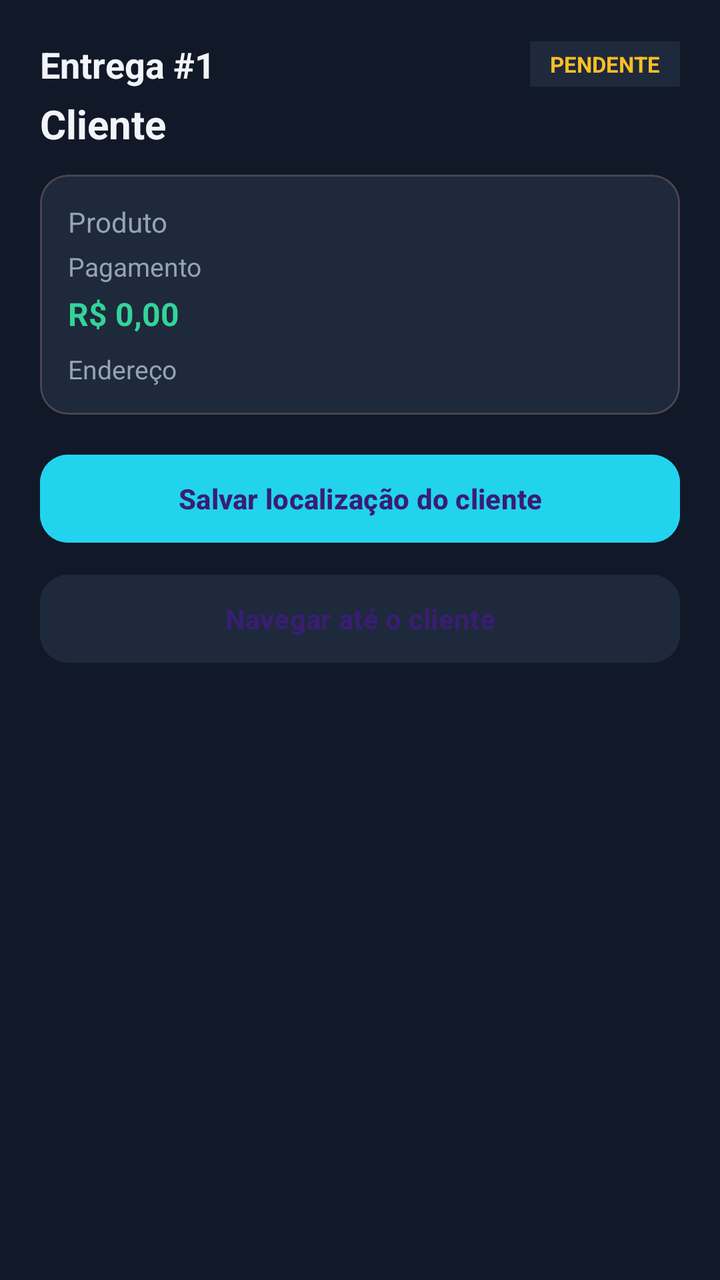
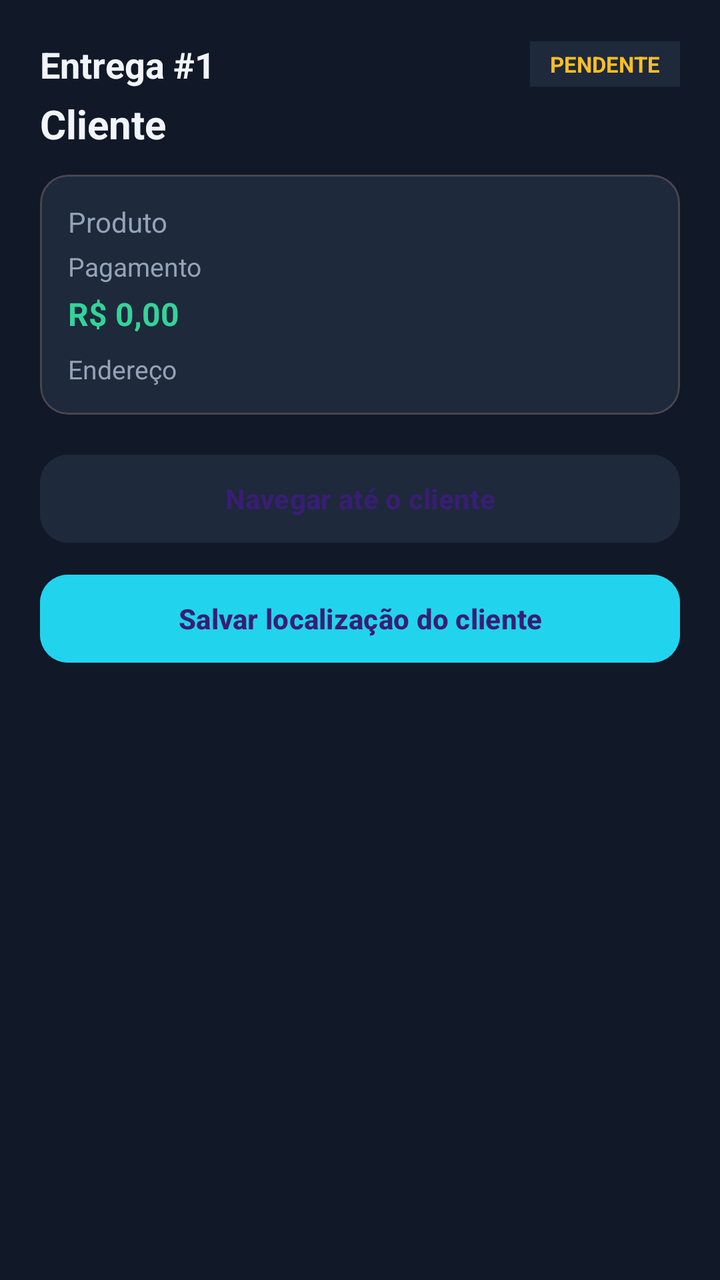

Compare the two renders of this Android layout. The source of the first and the diff that turns it into the second are given below.
<!-- AndroidManifest.xml: application theme Theme.Entregador -->
<!-- res/layout/dialog_tarefa_acoes.xml -->
<?xml version="1.0" encoding="utf-8"?>
<ScrollView xmlns:android="http://schemas.android.com/apk/res/android"
    xmlns:app="http://schemas.android.com/apk/res-auto"
    android:layout_width="match_parent"
    android:layout_height="wrap_content"
    android:background="@color/surface"
    android:fillViewport="true">

    <LinearLayout
        android:layout_width="match_parent"
        android:layout_height="wrap_content"
        android:orientation="vertical"
        android:padding="20dp">

        
        <LinearLayout
            android:layout_width="match_parent"
            android:layout_height="wrap_content"
            android:orientation="horizontal"
            android:gravity="center_vertical"
            android:layout_marginBottom="4dp">

            <TextView
                android:id="@+id/tvDialogNumero"
                android:layout_width="0dp"
                android:layout_height="wrap_content"
                android:layout_weight="1"
                android:text="Entrega #1"
                android:textColor="@color/text_primary"
                android:textSize="18sp"
                android:textStyle="bold" />

            <TextView
                android:id="@+id/tvDialogStatus"
                android:layout_width="wrap_content"
                android:layout_height="wrap_content"
                android:paddingHorizontal="10dp"
                android:paddingVertical="4dp"
                android:text="PENDENTE"
                android:textSize="11sp"
                android:textStyle="bold"
                android:textColor="@color/warning"
                android:background="@color/surface_variant" />
        </LinearLayout>

        <TextView
            android:id="@+id/tvDialogCliente"
            android:layout_width="match_parent"
            android:layout_height="wrap_content"
            android:text="Cliente"
            android:textColor="@color/text_primary"
            android:textSize="20sp"
            android:textStyle="bold"
            android:layout_marginBottom="12dp" />

        
        <com.google.android.material.card.MaterialCardView
            android:layout_width="match_parent"
            android:layout_height="wrap_content"
            app:cardBackgroundColor="@color/surface_variant"
            app:cardCornerRadius="14dp"
            app:cardElevation="0dp"
            android:layout_marginBottom="16dp">

            <LinearLayout
                android:layout_width="match_parent"
                android:layout_height="wrap_content"
                android:orientation="vertical"
                android:padding="14dp">

                <TextView
                    android:id="@+id/tvDialogProduto"
                    android:layout_width="match_parent"
                    android:layout_height="wrap_content"
                    android:text="Produto"
                    android:textColor="@color/text_secondary"
                    android:textSize="14sp" />

                <TextView
                    android:id="@+id/tvDialogPagamento"
                    android:layout_width="match_parent"
                    android:layout_height="wrap_content"
                    android:text="Pagamento"
                    android:textColor="@color/text_secondary"
                    android:textSize="13sp"
                    android:layout_marginTop="4dp" />

                <TextView
                    android:id="@+id/tvDialogValor"
                    android:layout_width="match_parent"
                    android:layout_height="wrap_content"
                    android:text="R$ 0,00"
                    android:textColor="@color/success"
                    android:textSize="16sp"
                    android:textStyle="bold"
                    android:layout_marginTop="4dp" />

                <TextView
                    android:id="@+id/tvDialogEndereco"
                    android:layout_width="match_parent"
                    android:layout_height="wrap_content"
                    android:text="Endereço"
                    android:textColor="@color/text_secondary"
                    android:textSize="13sp"
                    android:layout_marginTop="8dp" />
            </LinearLayout>
        </com.google.android.material.card.MaterialCardView>

        
        <LinearLayout
            android:layout_width="match_parent"
            android:layout_height="wrap_content"
            android:orientation="vertical">

            <com.google.android.material.button.MaterialButton
                android:id="@+id/btnAceitar"
                android:layout_width="match_parent"
                android:layout_height="52dp"
                android:text="Aceitar entrega"
                android:textStyle="bold"
                android:layout_marginBottom="8dp"
                android:visibility="gone"
                app:cornerRadius="14dp"
                android:backgroundTint="@color/success" />

            <com.google.android.material.button.MaterialButton
                android:id="@+id/btnIniciar"
                android:layout_width="match_parent"
                android:layout_height="52dp"
                android:text="Marcar em rota de entrega"
                android:textStyle="bold"
                android:layout_marginBottom="8dp"
                android:visibility="gone"
                app:cornerRadius="14dp"
                android:backgroundTint="@color/primary" />

            <com.google.android.material.button.MaterialButton
                android:id="@+id/btnConcluir"
                android:layout_width="match_parent"
                android:layout_height="52dp"
                android:text="Marcar como entregue"
                android:textStyle="bold"
                android:layout_marginBottom="8dp"
                android:visibility="gone"
                app:cornerRadius="14dp"
                android:backgroundTint="@color/success" />

            <com.google.android.material.button.MaterialButton
                android:id="@+id/btnSalvarLocal"
                android:layout_width="match_parent"
                android:layout_height="52dp"
                android:text="Salvar localização do cliente"
                android:textStyle="bold"
                android:layout_marginBottom="8dp"
                app:cornerRadius="14dp"
                android:backgroundTint="@color/accent" />

            <com.google.android.material.button.MaterialButton
                android:id="@+id/btnNavegar"
                android:layout_width="match_parent"
                android:layout_height="52dp"
                android:text="Navegar até o cliente"
                android:textStyle="bold"
                android:layout_marginBottom="8dp"
                app:cornerRadius="14dp"
                android:backgroundTint="@color/surface_variant" />

            <com.google.android.material.button.MaterialButton
                android:id="@+id/btnCancelar"
                android:layout_width="match_parent"
                android:layout_height="52dp"
                android:text="Cancelar a entrega"
                android:textStyle="bold"
                android:visibility="gone"
                app:cornerRadius="14dp"
                android:backgroundTint="@color/danger" />
        </LinearLayout>

    </LinearLayout>
</ScrollView>
<!-- resources referenced by this layout -->
<resources>
  <color name="accent">#22D3EE</color>
  <color name="danger">#F87171</color>
  <color name="primary">#6366F1</color>
  <color name="success">#34D399</color>
  <color name="surface">#111827</color>
  <color name="surface_variant">#1E293B</color>
  <color name="text_primary">#F1F5F9</color>
  <color name="text_secondary">#94A3B8</color>
  <color name="warning">#FBBF24</color>
  <style name="Theme.Entregador" parent="Theme.Material3.Dark.NoActionBar">
          <item name="colorPrimary">@color/primary</item>
          <item name="colorPrimaryVariant">@color/primary_dark</item>
          <item name="colorSecondary">@color/accent</item>
          <item name="colorSurface">@color/surface</item>
          <item name="colorOnSurface">@color/text_primary</item>
          <item name="android:statusBarColor">@color/background</item>
          <item name="android:navigationBarColor">@color/background</item>
          <item name="android:windowBackground">@color/background</item>
          <item name="android:textColor">@color/text_primary</item>
      </style>
  <color name="primary_dark">#4F46E5</color>
  <color name="background">#0B0F1A</color>
</resources>

<!-- the commit's change to res/layout/dialog_tarefa_acoes.xml (unified diff, before → after) -->
@@ -113,17 +113,6 @@
             android:orientation="vertical">
 
             <com.google.android.material.button.MaterialButton
-                android:id="@+id/btnAceitar"
-                android:layout_width="match_parent"
-                android:layout_height="52dp"
-                android:text="Aceitar entrega"
-                android:textStyle="bold"
-                android:layout_marginBottom="8dp"
-                android:visibility="gone"
-                app:cornerRadius="14dp"
-                android:backgroundTint="@color/success" />
-
-            <com.google.android.material.button.MaterialButton
                 android:id="@+id/btnIniciar"
                 android:layout_width="match_parent"
                 android:layout_height="52dp"
@@ -146,6 +135,16 @@
                 android:backgroundTint="@color/success" />
 
             <com.google.android.material.button.MaterialButton
+                android:id="@+id/btnNavegar"
+                android:layout_width="match_parent"
+                android:layout_height="52dp"
+                android:text="Navegar até o cliente"
+                android:textStyle="bold"
+                android:layout_marginBottom="8dp"
+                app:cornerRadius="14dp"
+                android:backgroundTint="@color/surface_variant" />
+
+            <com.google.android.material.button.MaterialButton
                 android:id="@+id/btnSalvarLocal"
                 android:layout_width="match_parent"
                 android:layout_height="52dp"
@@ -156,25 +155,16 @@
                 android:backgroundTint="@color/accent" />
 
             <com.google.android.material.button.MaterialButton
-                android:id="@+id/btnNavegar"
-                android:layout_width="match_parent"
-                android:layout_height="52dp"
-                android:text="Navegar até o cliente"
-                android:textStyle="bold"
-                android:layout_marginBottom="8dp"
-                app:cornerRadius="14dp"
-                android:backgroundTint="@color/surface_variant" />
-
-            <com.google.android.material.button.MaterialButton
                 android:id="@+id/btnCancelar"
                 android:layout_width="match_parent"
                 android:layout_height="52dp"
-                android:text="Cancelar a entrega"
+                android:text="Cancelar entrega"
                 android:textStyle="bold"
                 android:visibility="gone"
                 app:cornerRadius="14dp"
                 android:backgroundTint="@color/danger" />
         </LinearLayout>
 
+
     </LinearLayout>
 </ScrollView>
